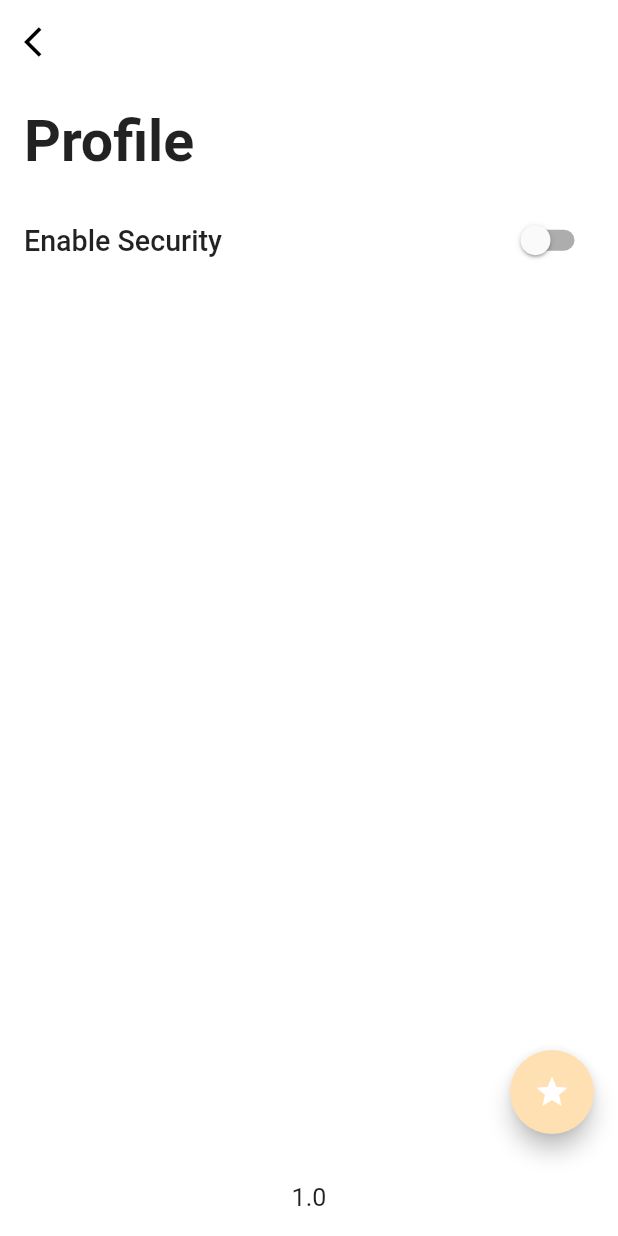
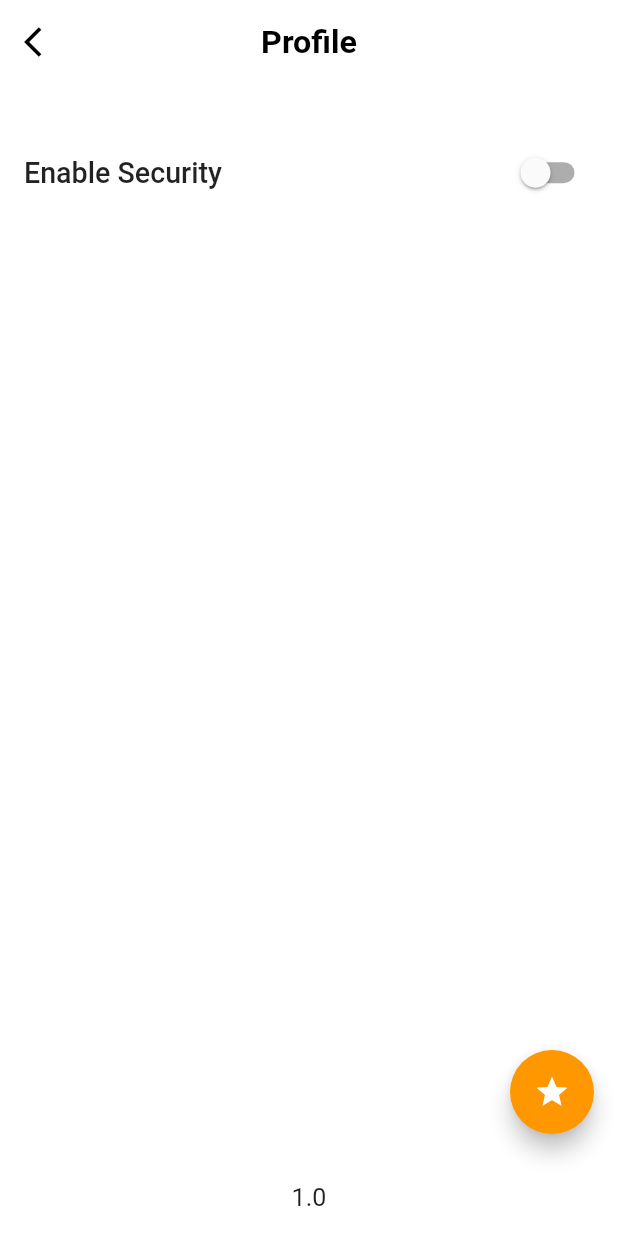
Before and after one commit to savagecarol/wardrobe, a Flutter app: the Profile screen opened by its route, on a phone screen of 412 x 824 dp. Run offline on Flutter 3.47's test engine with Material 2 defaults, Android fonts, the phone set to English and light mode, and no system bars; our stand-ins replace flutter_screenutil, fluttertoast, lottie.

Commit message:
lets do it

```diff
--- a/lib/presentation/Profile.dart
+++ b/lib/presentation/Profile.dart
@@ -30,9 +30,16 @@ class _ProfileState extends State<Profile> {
             },
           ),
           elevation: 0.0,
+          title:   Text(StringValues.PROFILE,
+                 style: TextStyle(
+                   fontSize: 18.h,
+                   fontWeight: FontWeight.bold ,
+                   color: Colors.black
+                 ),),
+          centerTitle: true,
         ),
         floatingActionButton: FloatingActionButton(
-          backgroundColor: Colors.orange[100],
+          backgroundColor: Colors.orange,
           onPressed: () async {
             setState(() {
               isLoading = true;
@@ -61,11 +68,6 @@ class _ProfileState extends State<Profile> {
             child: Column(
               crossAxisAlignment: CrossAxisAlignment.start,
               children: [
-                 Text(StringValues.PROFILE,
-                 style: TextStyle(
-                   fontSize: 32.h,
-                   fontWeight: FontWeight.bold
-                 ),),
                  SizedBox(height : 16.h),
                 Row(
                   mainAxisAlignment: MainAxisAlignment.spaceBetween,
```
Also changed, not shown: lib/presentation/Wardrobe.dart (+8 -5 lines).
